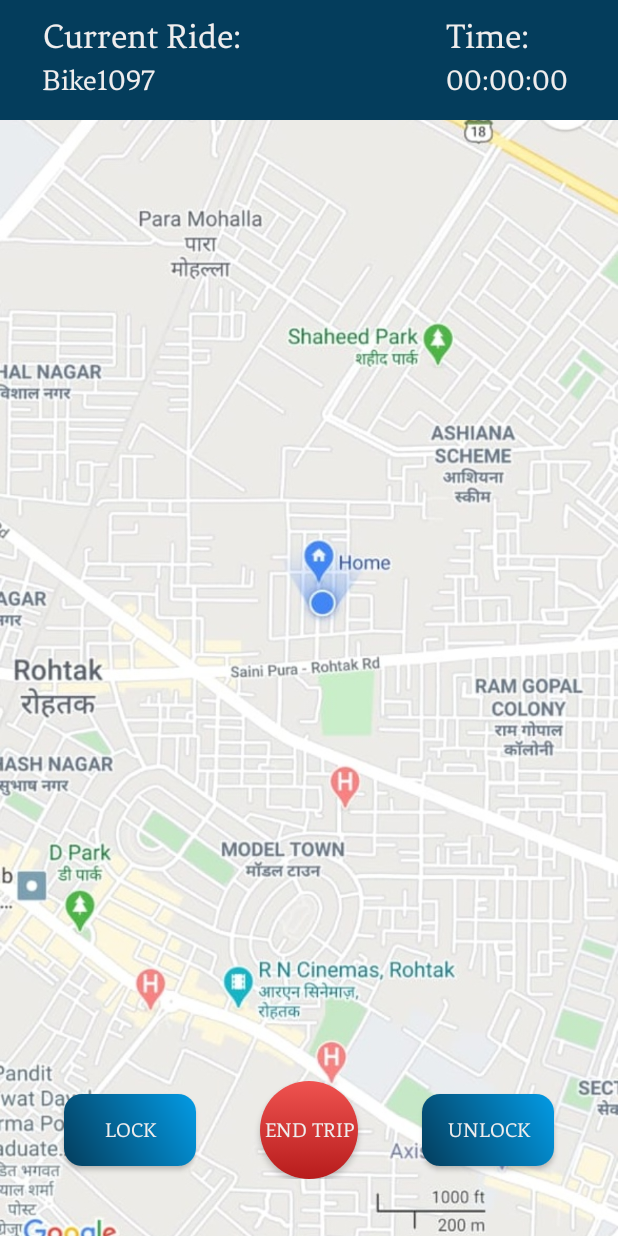
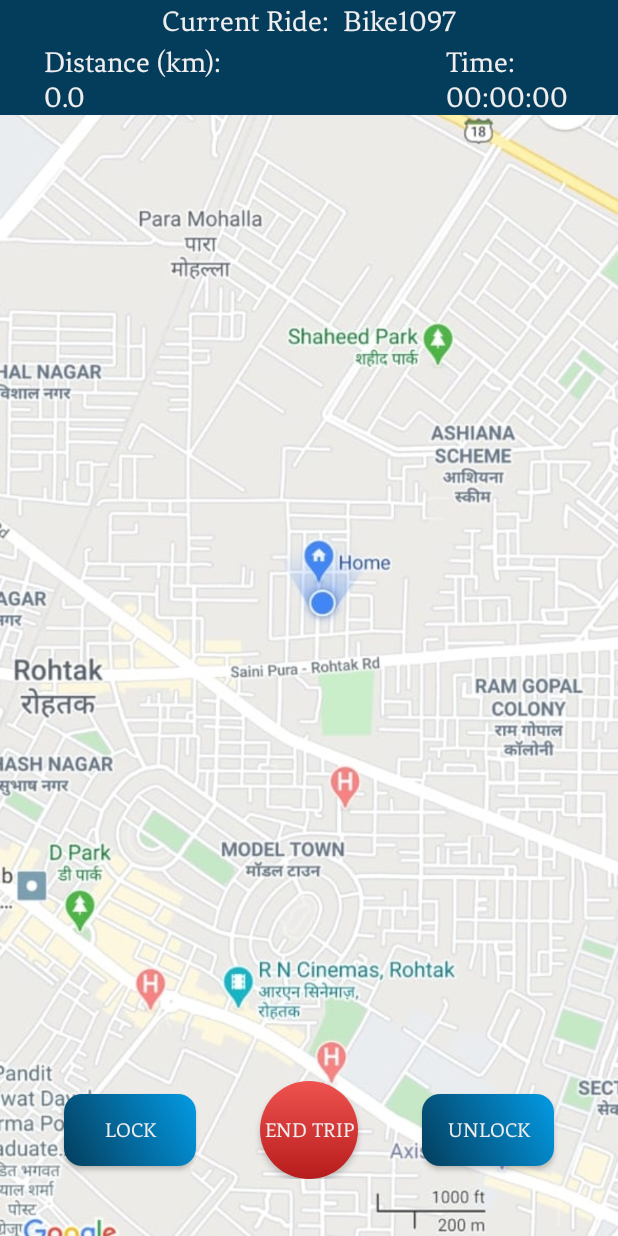
Before and after one commit to Vivek-Nehra/SCAN, an Android app: the layout activity_bike_controller.xml on its own in the app's theme, with its tools: preview values and no code run, on a phone screen of 412 x 824 dp. Run offline under Robolectric (Android 15) with nearby library versions, the phone set to English and light mode, and no system bars.

Commit message:
distance field in bike dashboard
Signed-off-by: Harshita <harshita01398@gmail.com>

```diff
--- a/app/src/main/res/layout/bike_control_dashboard.xml
+++ b/app/src/main/res/layout/bike_control_dashboard.xml
@@ -6,8 +6,6 @@
     android:layout_width="match_parent"
     android:layout_height="match_parent"
     android:backgroundTint="#FFFFFF">
-
-
 
 
     <ImageView
@@ -35,11 +33,10 @@
         tools:context="com.example.scan.BikeControllerActivity" />
 
 
-
     <androidx.constraintlayout.widget.ConstraintLayout
         android:id="@+id/action"
         android:layout_width="match_parent"
-        android:layout_height="80dp"
+        android:layout_height="wrap_content"
         android:background="@color/bgMain"
         app:layout_constraintBottom_toBottomOf="parent"
         app:layout_constraintEnd_toEndOf="parent"
@@ -52,29 +49,54 @@
             android:id="@+id/currentride"
             android:layout_width="wrap_content"
             android:layout_height="wrap_content"
-            android:gravity="center"
-            android:text="Current Ride:"
+            android:text="Current Ride:  "
             android:textColor="@color/darkWhite"
-            android:textSize="24sp"
+            android:textSize="20sp"
             app:layout_constraintBottom_toBottomOf="parent"
-            app:layout_constraintEnd_toEndOf="parent"
-            app:layout_constraintHorizontal_bias="0.1"
+            app:layout_constraintEnd_toStartOf="@+id/currentbike"
+            app:layout_constraintHorizontal_bias="0.5"
+            app:layout_constraintHorizontal_chainStyle="packed"
             app:layout_constraintStart_toStartOf="parent"
             app:layout_constraintTop_toTopOf="parent"
-            app:layout_constraintVertical_bias="0.20" />
+            app:layout_constraintVertical_bias="0.050000012"
+            app:layout_constraintVertical_chainStyle="packed" />
 
         <TextView
             android:id="@+id/currentbike"
             android:layout_width="wrap_content"
             android:layout_height="wrap_content"
-            android:gravity="center"
             android:text="Bike1097"
             android:textColor="@color/darkWhite"
             android:textSize="20sp"
+            app:layout_constraintEnd_toEndOf="parent"
+            app:layout_constraintHorizontal_bias="0.5"
+            app:layout_constraintStart_toEndOf="@+id/currentride"
+            app:layout_constraintTop_toTopOf="@+id/currentride" />
+
+        <TextView
+            android:id="@+id/distanceText"
+            android:layout_width="wrap_content"
+            android:layout_height="wrap_content"
+            android:text="Distance (km):"
+            android:textColor="@color/darkWhite"
+            android:textSize="20sp"
             app:layout_constraintBottom_toBottomOf="parent"
-            app:layout_constraintStart_toStartOf="@+id/currentride"
+            app:layout_constraintEnd_toEndOf="parent"
+            app:layout_constraintHorizontal_bias="0.1"
+            app:layout_constraintStart_toStartOf="parent"
             app:layout_constraintTop_toBottomOf="@+id/currentride"
-            app:layout_constraintVertical_bias="0.2" />
+            app:layout_constraintVertical_bias="0.15" />
+
+        <TextView
+            android:id="@+id/distance"
+            android:layout_width="wrap_content"
+            android:layout_height="wrap_content"
+            android:text="0.0"
+            android:textColor="@color/darkWhite"
+            android:textSize="20sp"
+            app:layout_constraintBottom_toBottomOf="parent"
+            app:layout_constraintStart_toStartOf="@id/distanceText"
+            app:layout_constraintTop_toBottomOf="@+id/distanceText" />
 
 
         <TextView
@@ -83,9 +105,11 @@
             android:layout_height="wrap_content"
             android:text="Time:"
             android:textColor="@color/darkWhite"
-            android:textSize="24sp"
-            app:layout_constraintStart_toStartOf="@+id/time"
-            app:layout_constraintTop_toTopOf="@+id/currentride" />
+            android:textSize="20sp"
+            app:layout_constraintEnd_toEndOf="parent"
+            app:layout_constraintHorizontal_bias="0.0"
+            app:layout_constraintStart_toStartOf="@id/time"
+            app:layout_constraintTop_toTopOf="@+id/distanceText" />
 
         <TextView
             android:id="@+id/time"
@@ -98,8 +122,7 @@
             app:layout_constraintEnd_toEndOf="parent"
             app:layout_constraintHorizontal_bias="0.9"
             app:layout_constraintStart_toStartOf="parent"
-            app:layout_constraintTop_toBottomOf="@+id/timetext"
-            app:layout_constraintVertical_bias="0.19999999" />
+            app:layout_constraintTop_toBottomOf="@+id/timetext" />
 
 
     </androidx.constraintlayout.widget.ConstraintLayout>
```
